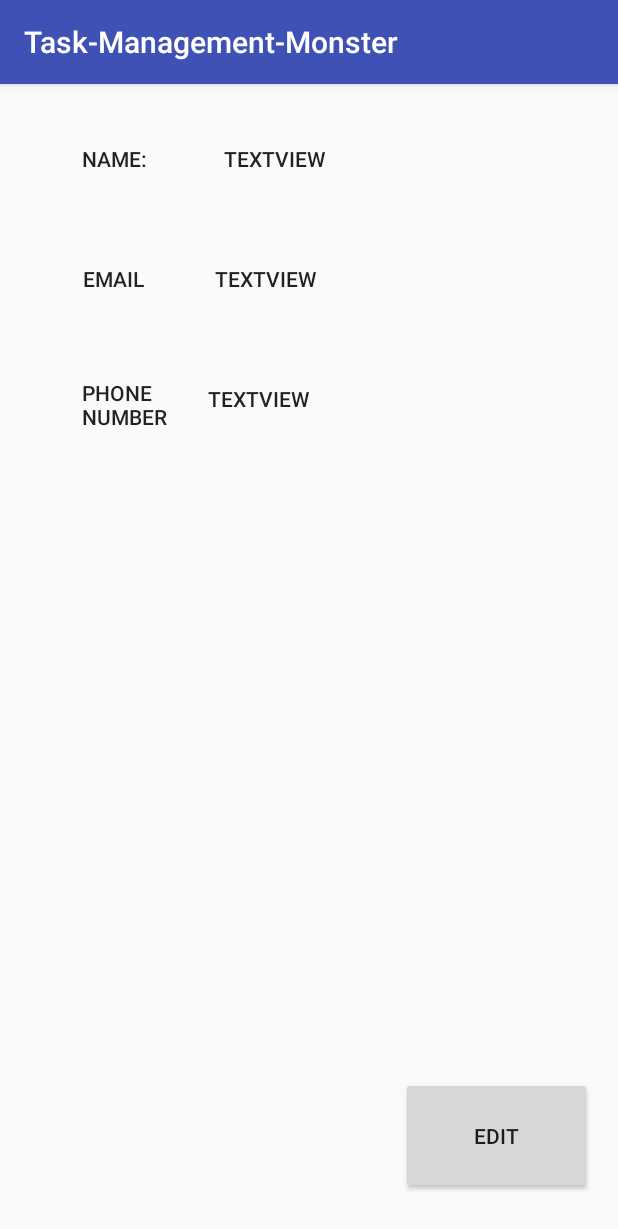
After one commit to CMPUT301W18T08/Task-Management-Monster, an Android app: the ProfileActivity screen opened directly, with no data from a screen before it, on a phone screen of 412 x 824 dp. The commit adds this screen. Shown: the top 1229 px of the screen. Run offline under Robolectric (Android 15) with nearby library versions, the phone set to English and light mode, and no system bars.

Commit message:
end of merge

```diff
--- a/app/src/main/AndroidManifest.xml
+++ b/app/src/main/AndroidManifest.xml
@@ -24,7 +24,8 @@
         <activity android:name=".DetailBidActivity" />
         <activity android:name=".RegisterActivity" />
         <activity android:name=".SearchActivity" />
-        <activity android:name=".MyTaskActivity"></activity>
+        <activity android:name=".MyTaskActivity" />
+        <activity android:name=".ProfileActivity"></activity>
     </application>
 
 </manifest>
--- a/app/src/main/java/com/example/yanghanwen/taskmanagementmonster/DetailTaskSearchModel.java
+++ b/app/src/main/java/com/example/yanghanwen/taskmanagementmonster/DetailTaskSearchModel.java
@@ -76,7 +76,7 @@ public class DetailTaskSearchModel extends DetailTaskModel {
 
         if ( userBidded ) {
 
-            return "$" + userBid.toString();
+            return "$ " + userBid.toString();
         }
         else {
 
@@ -211,7 +211,6 @@ public class DetailTaskSearchModel extends DetailTaskModel {
             super.task.createNewBid(super.username, userBid);
         }
 
-        // update task by elastic search
         super.taskUpdate();
 
         hasBid = Boolean.TRUE;
--- /dev/null
+++ b/app/src/main/java/com/example/yanghanwen/taskmanagementmonster/ProfileActivity.java
@@ -0,0 +1,13 @@
+package com.example.yanghanwen.taskmanagementmonster;
+
+import android.support.v7.app.AppCompatActivity;
+import android.os.Bundle;
+
+public class ProfileActivity extends AppCompatActivity {
+
+    @Override
+    protected void onCreate(Bundle savedInstanceState) {
+        super.onCreate(savedInstanceState);
+        setContentView(R.layout.activity_profile);
+    }
+}
--- /dev/null
+++ b/app/src/main/res/layout/activity_profile.xml
@@ -0,0 +1,107 @@
+<?xml version="1.0" encoding="utf-8"?>
+<android.support.constraint.ConstraintLayout xmlns:android="http://schemas.android.com/apk/res/android"
+    xmlns:app="http://schemas.android.com/apk/res-auto"
+    xmlns:tools="http://schemas.android.com/tools"
+    android:id="@+id/linearLayout"
+    android:layout_width="match_parent"
+    android:layout_height="match_parent">
+
+    <TextView
+        android:id="@+id/nameTag"
+        android:layout_width="77dp"
+        android:layout_height="45dp"
+        android:layout_marginEnd="8dp"
+        android:layout_marginStart="8dp"
+        android:layout_marginTop="40dp"
+        android:text="Name:"
+        android:textAppearance="@style/TextAppearance.AppCompat.Button"
+        app:layout_constraintEnd_toEndOf="parent"
+        app:layout_constraintHorizontal_bias="0.147"
+        app:layout_constraintStart_toStartOf="parent"
+        app:layout_constraintTop_toTopOf="parent" />
+
+    <TextView
+        android:id="@+id/name"
+        android:layout_width="97dp"
+        android:layout_height="43dp"
+        android:layout_marginEnd="8dp"
+        android:layout_marginStart="8dp"
+        android:layout_marginTop="40dp"
+        android:text="TextView"
+        android:textAppearance="@style/TextAppearance.AppCompat.Button"
+        app:layout_constraintEnd_toEndOf="parent"
+        app:layout_constraintHorizontal_bias="0.055"
+        app:layout_constraintStart_toEndOf="@+id/nameTag"
+        app:layout_constraintTop_toTopOf="parent" />
+
+    <TextView
+        android:id="@+id/emailTag"
+        android:layout_width="76dp"
+        android:layout_height="49dp"
+        android:layout_marginEnd="8dp"
+        android:layout_marginStart="8dp"
+        android:layout_marginTop="120dp"
+        android:text="Email"
+        android:textAppearance="@style/TextAppearance.AppCompat.Button"
+        app:layout_constraintEnd_toEndOf="parent"
+        app:layout_constraintHorizontal_bias="0.147"
+        app:layout_constraintStart_toStartOf="parent"
+        app:layout_constraintTop_toTopOf="parent" />
+
+    <TextView
+        android:id="@+id/email"
+        android:layout_width="98dp"
+        android:layout_height="47dp"
+        android:layout_marginEnd="140dp"
+        android:layout_marginStart="8dp"
+        android:layout_marginTop="120dp"
+        android:text="TextView"
+        android:textAppearance="@style/TextAppearance.AppCompat.Button"
+        app:layout_constraintEnd_toEndOf="parent"
+        app:layout_constraintHorizontal_bias="0.118"
+        app:layout_constraintStart_toEndOf="@+id/emailTag"
+        app:layout_constraintTop_toTopOf="parent" />
+
+    <TextView
+        android:id="@+id/phoneTag"
+        android:layout_width="73dp"
+        android:layout_height="49dp"
+        android:layout_marginEnd="8dp"
+        android:layout_marginStart="8dp"
+        android:layout_marginTop="196dp"
+        android:text="Phone Number"
+        android:textAppearance="@style/TextAppearance.AppCompat.Button"
+        app:layout_constraintEnd_toEndOf="parent"
+        app:layout_constraintHorizontal_bias="0.145"
+        app:layout_constraintStart_toStartOf="parent"
+        app:layout_constraintTop_toTopOf="parent" />
+
+    <TextView
+        android:id="@+id/phoneNum"
+        android:layout_width="106dp"
+        android:layout_height="44dp"
+        android:layout_marginEnd="136dp"
+        android:layout_marginStart="8dp"
+        android:layout_marginTop="200dp"
+        android:text="TextView"
+        android:textAppearance="@style/TextAppearance.AppCompat.Button"
+        app:layout_constraintEnd_toEndOf="parent"
+        app:layout_constraintHorizontal_bias="0.086"
+        app:layout_constraintStart_toEndOf="@+id/phoneTag"
+        app:layout_constraintTop_toTopOf="parent" />
+
+    <Button
+        android:id="@+id/button"
+        android:layout_width="127dp"
+        android:layout_height="78dp"
+        android:layout_marginBottom="28dp"
+        android:layout_marginEnd="8dp"
+        android:layout_marginStart="8dp"
+        android:text="Edit"
+        android:onClick="edit"
+        app:layout_constraintBottom_toBottomOf="parent"
+        app:layout_constraintEnd_toEndOf="parent"
+        app:layout_constraintHorizontal_bias="0.966"
+        app:layout_constraintStart_toStartOf="parent" />
+
+</android.support.constraint.ConstraintLayout>
```
Also changed, not shown: app/src/main/java/com/example/yanghanwen/taskmanagementmonster/DetailTaskActivity.java (+27 -5 lines), app/src/main/java/com/example/yanghanwen/taskmanagementmonster/DetailTaskModel.java (+42 -15 lines), app/src/main/java/com/example/yanghanwen/taskmanagementmonster/DetailTaskProviderModel.java (+25 -12 lines), app/src/main/java/com/example/yanghanwen/taskmanagementmonster/DetailTaskRequestorModel.java (+54 -17 lines), app/src/main/java/com/example/yanghanwen/taskmanagementmonster/SearchActivity.java (+82 -1 lines), app/src/main/java/com/example/yanghanwen/taskmanagementmonster/TaskList.java (deleted, +0 -29 lines).
